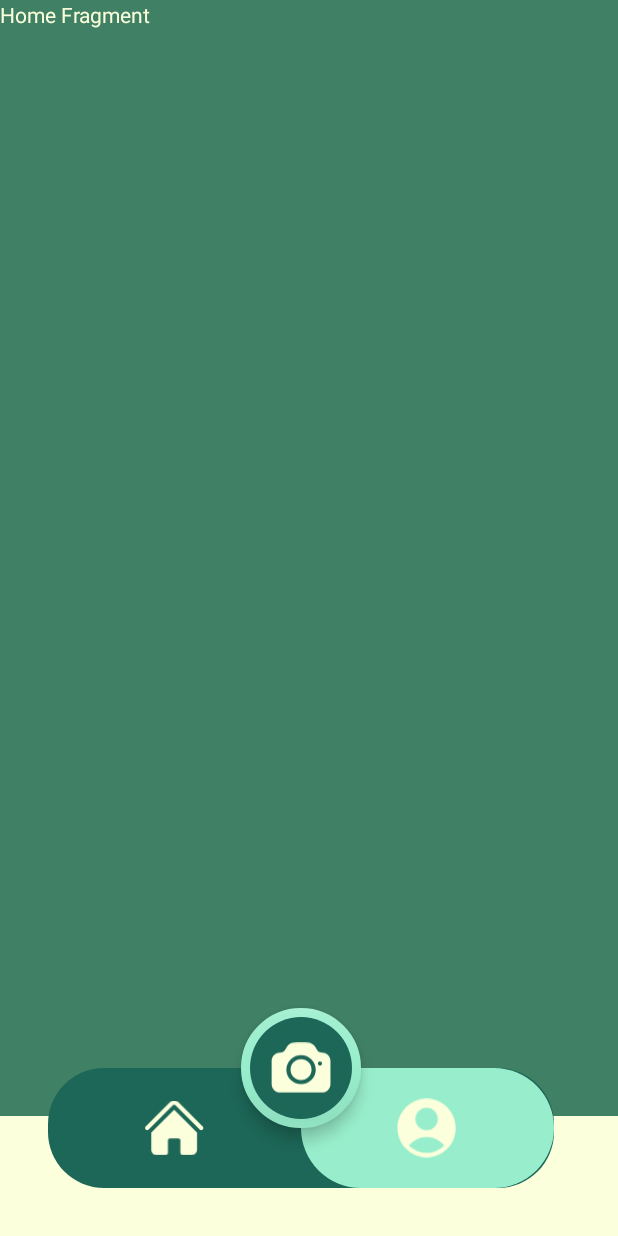
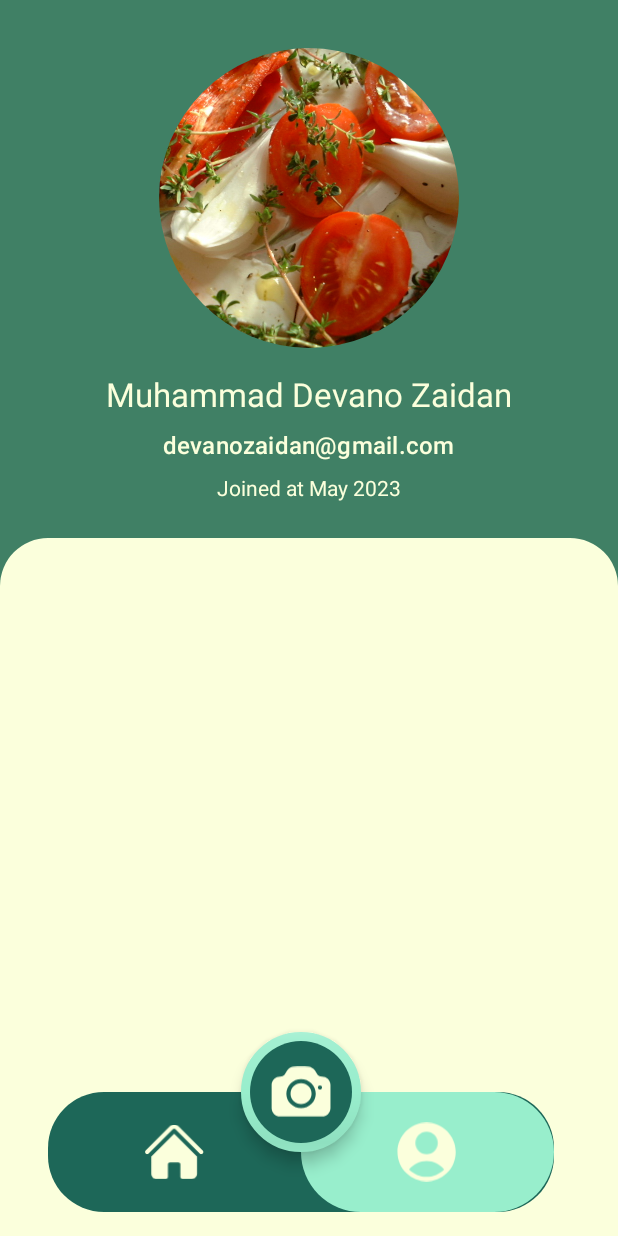
Before and after one commit to Devanoz/Recreate-app, an Android app: the MainActivity screen opened directly, with no data from a screen before it, item 2 of the bottom bar chosen, on a phone screen of 412 x 824 dp. Run offline under Robolectric (Android 15) with nearby library versions, the phone set to English and light mode, and no system bars; 1 statement that could not run was skipped.

Commit message:
update profile page

```diff
--- a/app/src/main/java/org/tensorflow/codelabs/objectdetection/MainActivity.kt
+++ b/app/src/main/java/org/tensorflow/codelabs/objectdetection/MainActivity.kt
@@ -33,7 +33,6 @@ class MainActivity : AppCompatActivity() {
         super.onCreate(savedInstanceState)
         binding = ActivityMain2Binding.inflate(layoutInflater)
         setContentView(binding.root)
-//        binding.bottomNavigationView.menu.getItem(1).isEnabled = false
 
         val preferencesDataStoreHelper = PreferencesDataStoreHelper(application)
 
@@ -52,19 +51,18 @@ class MainActivity : AppCompatActivity() {
             startActivity(Intent(this, CameraPreview::class.java))
         }
 
-
-//        supportFragmentManager.beginTransaction().replace(R.id.home_fragment_container, HomeFragment()).commit()
-//        binding.bottomNavigationView.setOnItemSelectedListener {
-//            when(it.itemId) {
-//                R.id.home_menu -> {
-//                    supportFragmentManager.beginTransaction().replace(R.id.home_fragment_container,HomeFragment()).commit()
-//                }
-//                R.id.profile_menu -> {
-//                    supportFragmentManager.beginTransaction().replace(R.id.home_fragment_container,ProfileFragment()).commit()
-//                }
-//            }
-//            true
-//        }
+        supportFragmentManager.beginTransaction().replace(R.id.home_fragment_container, HomeFragment()).commit()
+        binding.botomNavigationView.setOnItemSelectedListener {
+            when(it.itemId) {
+                R.id.home_menu -> {
+                    supportFragmentManager.beginTransaction().replace(R.id.home_fragment_container,HomeFragment()).commit()
+                }
+                R.id.profile_menu -> {
+                    supportFragmentManager.beginTransaction().replace(R.id.home_fragment_container,ProfileFragment()).commit()
+                }
+            }
+            true
+        }
     }
 
     /**
--- a/app/src/main/java/org/tensorflow/codelabs/objectdetection/ui/detection/CameraActivity.kt
+++ b/app/src/main/java/org/tensorflow/codelabs/objectdetection/ui/detection/CameraActivity.kt
@@ -65,7 +65,6 @@ class CameraActivity : AppCompatActivity(), View.OnClickListener {
     override fun onCreate(savedInstanceState: Bundle?) {
         super.onCreate(savedInstanceState)
         setContentView(R.layout.activity_main)
-
 
         val uri = intent.getStringExtra("imageUri")
         Log.d("uri123",uri.toString())
@@ -135,11 +134,11 @@ class CameraActivity : AppCompatActivity(), View.OnClickListener {
         // Step 2: Initialize the detector object
         val options = ObjectDetector.ObjectDetectorOptions.builder()
                 .setMaxResults(5)
-                .setScoreThreshold(0.3f)
+                .setScoreThreshold(0.5f)
                 .build()
         val detector = ObjectDetector.createFromFileAndOptions(
                 this,
-                "detect_meta.tflite",
+                "detect_meta_2.tflite",
                 options
         )
 
--- /dev/null
+++ b/app/src/main/res/drawable/profile_section_background.xml
@@ -0,0 +1,5 @@
+<?xml version="1.0" encoding="utf-8"?>
+<shape xmlns:android="http://schemas.android.com/apk/res/android">
+    <solid android:color="@color/yellow_tertiary"/>
+    <corners android:topRightRadius="32dp" android:topLeftRadius="32dp"/>
+</shape>
--- a/app/src/main/res/layout/activity_main2.xml
+++ b/app/src/main/res/layout/activity_main2.xml
@@ -10,7 +10,7 @@
         android:id="@+id/botom_navigation_view"
         android:layout_width="wrap_content"
         android:layout_height="80dp"
-        android:layout_marginBottom="32dp"
+        android:layout_marginBottom="16dp"
         android:layout_marginHorizontal="32dp"
         app:itemIconSize="40dp"
         app:itemIconTint="@color/yellow_tertiary"
@@ -38,20 +38,10 @@
         app:maxImageSize="40dp"
         app:shapeAppearanceOverlay="@style/fab_rounded" />
 
-    <View
-        android:id="@+id/bottom_navigation_wrapper"
-        android:layout_width="match_parent"
-        android:layout_height="80dp"
-        android:background="@color/yellow_tertiary"
-        app:layout_anchor="@id/botom_navigation_view"
-        app:layout_anchorGravity="bottom|center"
-        />
-
     <androidx.fragment.app.FragmentContainerView
         android:id="@+id/home_fragment_container"
         android:layout_width="match_parent"
         android:layout_height="match_parent"
-        app:layout_anchor="@id/bottom_navigation_wrapper"
         app:layout_anchorGravity="top"
         android:name="org.tensorflow.codelabs.objectdetection.ui.home.HomeFragment"
         tools:layout="@layout/fragment_home" />
--- a/app/src/main/res/layout/fragment_profile.xml
+++ b/app/src/main/res/layout/fragment_profile.xml
@@ -1,14 +1,65 @@
 <?xml version="1.0" encoding="utf-8"?>
-<FrameLayout xmlns:android="http://schemas.android.com/apk/res/android"
+<androidx.constraintlayout.widget.ConstraintLayout xmlns:android="http://schemas.android.com/apk/res/android"
+    xmlns:app="http://schemas.android.com/apk/res-auto"
     xmlns:tools="http://schemas.android.com/tools"
     android:layout_width="match_parent"
     android:layout_height="match_parent"
     tools:context=".ui.profile.ProfileFragment">
 
-    <!-- TODO: Update blank fragment layout -->
+    <com.google.android.material.imageview.ShapeableImageView
+        android:id="@+id/shapeableImageView"
+        android:layout_width="200dp"
+        android:layout_height="200dp"
+        android:layout_marginTop="32dp"
+        android:scaleType="centerCrop"
+        app:layout_constraintEnd_toEndOf="parent"
+        app:layout_constraintStart_toStartOf="parent"
+        app:layout_constraintTop_toTopOf="parent"
+        app:shapeAppearanceOverlay="@style/App.Imageview.Rounded"
+        app:srcCompat="@drawable/img_meal_one" />
+
     <TextView
+        android:id="@+id/username_textview"
+        android:layout_width="wrap_content"
+        android:layout_height="wrap_content"
+        android:text="Muhammad Devano Zaidan"
+        android:layout_marginTop="16dp"
+        android:textAppearance="@style/TextAppearance.Material3.TitleLarge"
+        app:layout_constraintEnd_toEndOf="parent"
+        app:layout_constraintStart_toStartOf="parent"
+        app:layout_constraintTop_toBottomOf="@+id/shapeableImageView" />
+
+    <TextView
+        android:id="@+id/email_textview"
+        android:layout_width="wrap_content"
+        android:layout_height="wrap_content"
+        android:text="devanozaidan@gmail.com"
+        android:layout_marginTop="8dp"
+        android:textAppearance="@style/TextAppearance.Material3.TitleMedium"
+        app:layout_constraintEnd_toEndOf="parent"
+        app:layout_constraintStart_toStartOf="parent"
+        app:layout_constraintTop_toBottomOf="@+id/username_textview" />
+
+    <TextView
+        android:id="@+id/created_at_textview"
+        android:layout_width="wrap_content"
+        android:layout_height="wrap_content"
+        android:layout_marginTop="8dp"
+        android:text="Joined at May 2023"
+        app:layout_constraintEnd_toEndOf="parent"
+        app:layout_constraintStart_toStartOf="parent"
+        app:layout_constraintTop_toBottomOf="@+id/email_textview" />
+
+    <LinearLayout
         android:layout_width="match_parent"
-        android:layout_height="match_parent"
-        android:text="Profile Fragment" />
+        android:layout_height="0dp"
+        android:layout_marginTop="24dp"
+        android:background="@drawable/profile_section_background"
+        app:layout_constraintBottom_toBottomOf="parent"
+        app:layout_constraintEnd_toEndOf="parent"
+        app:layout_constraintStart_toStartOf="parent"
+        app:layout_constraintTop_toBottomOf="@+id/created_at_textview">
 
-</FrameLayout>
+    </LinearLayout>
+
+</androidx.constraintlayout.widget.ConstraintLayout>
--- a/app/src/main/res/values/themes.xml
+++ b/app/src/main/res/values/themes.xml
@@ -40,9 +40,9 @@
     <style name="App.Custom.Indicator" parent="Widget.Material3.BottomNavigationView.ActiveIndicator">
         <item name="android:color">@color/md_theme_light_primary</item>
         <item name="android:height">80dp</item>
-        <item name="android:width">200dp</item>
+        <item name="android:width">300dp</item>
         <item name="marginHorizontal">0dp</item>
-        <item name="cornerSize">20dp</item>
+        <item name="cornerSize">37dp</item>
     </style>
 
     <style name="App.Custom.BottomNavigationView" parent="Widget.Material3.BottomNavigationView">
@@ -55,4 +55,9 @@
     <style name="App.Fab.Custom" parent="Widget.Material3.FloatingActionButton.Large.Secondary">
 
     </style>
+
+    <style name="App.Imageview.Rounded" parent="">
+        <item name="cornerFamily">rounded</item>
+        <item name="cornerSize">50%</item>
+    </style>
 </resources>
```
Also changed, not shown: 85 other files.
